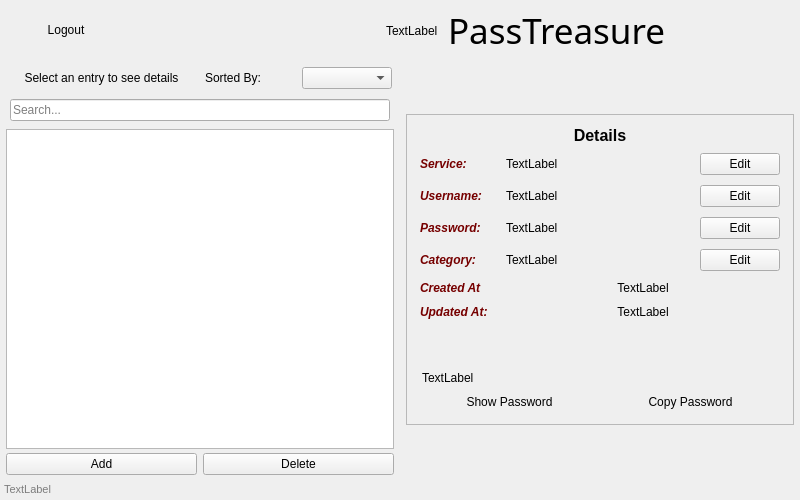
sera619/PassTreasure, file src/mainwindow.ui: the form before one commit.
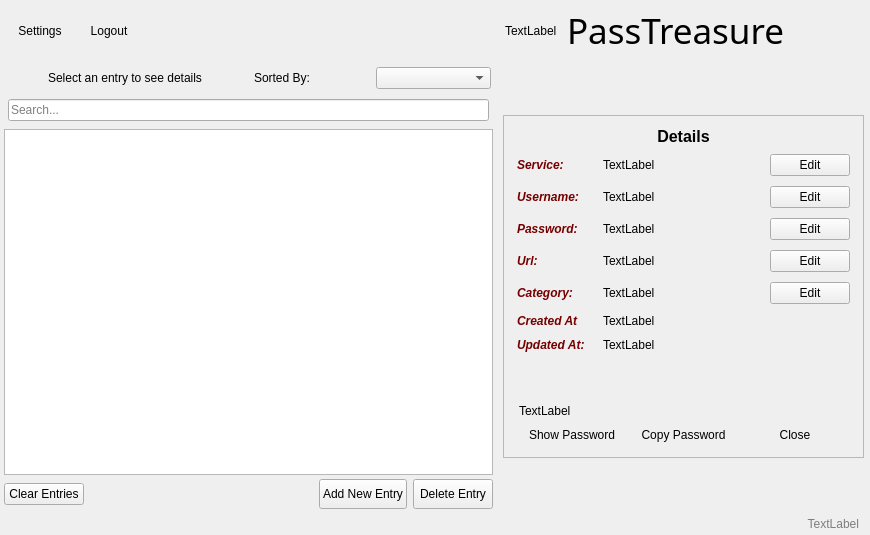
The form after the commit. Icons and pictures are not drawn.

The edit to the form file:
```diff
--- a/src/mainwindow.ui
+++ b/src/mainwindow.ui
@@ -6,8 +6,8 @@
    <rect>
     <x>0</x>
     <y>0</y>
-    <width>800</width>
-    <height>500</height>
+    <width>870</width>
+    <height>535</height>
    </rect>
   </property>
   <property name="windowTitle">
@@ -37,7 +37,7 @@
      <property name="frameShadow">
       <enum>QFrame::Shadow::Raised</enum>
      </property>
-     <layout class="QHBoxLayout" name="horizontalLayout" stretch="0,0">
+     <layout class="QHBoxLayout" name="horizontalLayout" stretch="0,0,0">
       <property name="leftMargin">
        <number>4</number>
       </property>
@@ -63,7 +63,7 @@
           <number>9</number>
          </property>
          <property name="leftMargin">
-          <number>0</number>
+          <number>4</number>
          </property>
          <property name="topMargin">
           <number>0</number>
@@ -76,22 +76,36 @@
          </property>
          <item>
           <widget class="QPushButton" name="btnSettings">
+           <property name="minimumSize">
+            <size>
+             <width>60</width>
+             <height>15</height>
+            </size>
+           </property>
+           <property name="font">
+            <font>
+             <pointsize>9</pointsize>
+            </font>
+           </property>
            <property name="text">
-            <string/>
-           </property>
-           <property name="icon">
-            <iconset theme="QIcon::ThemeIcon::DocumentProperties"/>
+            <string>Settings</string>
            </property>
            <property name="iconSize">
             <size>
-             <width>16</width>
-             <height>16</height>
+             <width>20</width>
+             <height>20</height>
             </size>
            </property>
           </widget>
          </item>
          <item>
           <widget class="QPushButton" name="btnLogout">
+           <property name="minimumSize">
+            <size>
+             <width>60</width>
+             <height>15</height>
+            </size>
+           </property>
            <property name="text">
             <string>Logout</string>
            </property>
@@ -100,6 +114,19 @@
         </layout>
        </widget>
       </item>
+      <item>
+       <spacer name="horizontalSpacer">
+        <property name="orientation">
+         <enum>Qt::Orientation::Horizontal</enum>
+        </property>
+        <property name="sizeHint" stdset="0">
+         <size>
+          <width>40</width>
+          <height>20</height>
+         </size>
+        </property>
+       </spacer>
+      </item>
       <item>
        <widget class="QFrame" name="titleFrame">
         <property name="sizePolicy">
@@ -114,7 +141,7 @@
         <property name="frameShadow">
          <enum>QFrame::Shadow::Raised</enum>
         </property>
-        <layout class="QHBoxLayout" name="horizontalLayout_10">
+        <layout class="QHBoxLayout" name="horizontalLayout_10" stretch="0,1">
          <property name="spacing">
           <number>10</number>
          </property>
@@ -130,7 +157,7 @@
          <property name="bottomMargin">
           <number>0</number>
          </property>
-         <item alignment="Qt::AlignmentFlag::AlignRight">
+         <item>
           <widget class="QLabel" name="mainTitleIcon">
            <property name="text">
             <string>TextLabel</string>
@@ -165,7 +192,7 @@
     </widget>
    </item>
    <item>
-    <layout class="QHBoxLayout" name="mainLayout">
+    <layout class="QHBoxLayout" name="mainLayout" stretch="4,3">
      <property name="spacing">
       <number>4</number>
      </property>
@@ -187,10 +214,10 @@
         <number>4</number>
        </property>
        <property name="leftMargin">
-        <number>4</number>
+        <number>2</number>
        </property>
        <property name="rightMargin">
-        <number>4</number>
+        <number>2</number>
        </property>
        <item>
         <widget class="QFrame" name="frame_2">
@@ -299,21 +326,60 @@
         </widget>
        </item>
        <item>
-        <widget class="QListWidget" name="listWidget"/>
+        <widget class="QListWidget" name="listWidget">
+         <property name="mouseTracking">
+          <bool>true</bool>
+         </property>
+         <property name="alternatingRowColors">
+          <bool>true</bool>
+         </property>
+        </widget>
        </item>
        <item>
         <layout class="QHBoxLayout" name="buttonLayout">
+         <item>
+          <widget class="QPushButton" name="btnClearEntries">
+           <property name="text">
+            <string>Clear Entries</string>
+           </property>
+          </widget>
+         </item>
+         <item>
+          <spacer name="horizontalSpacer_2">
+           <property name="orientation">
+            <enum>Qt::Orientation::Horizontal</enum>
+           </property>
+           <property name="sizeHint" stdset="0">
+            <size>
+             <width>40</width>
+             <height>20</height>
+            </size>
+           </property>
+          </spacer>
+         </item>
          <item>
           <widget class="QPushButton" name="btnAdd">
+           <property name="minimumSize">
+            <size>
+             <width>80</width>
+             <height>30</height>
+            </size>
+           </property>
            <property name="text">
-            <string>Add</string>
+            <string>Add New Entry</string>
            </property>
           </widget>
          </item>
          <item>
           <widget class="QPushButton" name="btnDelete">
+           <property name="minimumSize">
+            <size>
+             <width>80</width>
+             <height>30</height>
+            </size>
+           </property>
            <property name="text">
-            <string>Delete</string>
+            <string>Delete Entry</string>
            </property>
           </widget>
          </item>
@@ -324,14 +390,20 @@
      <item>
       <layout class="QVBoxLayout" name="rightLayout">
        <property name="spacing">
-        <number>0</number>
+        <number>4</number>
        </property>
        <property name="leftMargin">
         <number>4</number>
        </property>
+       <property name="topMargin">
+        <number>4</number>
+       </property>
        <property name="rightMargin">
         <number>4</number>
        </property>
+       <property name="bottomMargin">
+        <number>4</number>
+       </property>
        <item alignment="Qt::AlignmentFlag::AlignVCenter">
         <widget class="QFrame" name="detailFrame">
          <property name="enabled">
@@ -418,7 +490,7 @@
                </property>
               </widget>
              </item>
-             <item alignment="Qt::AlignmentFlag::AlignHCenter|Qt::AlignmentFlag::AlignVCenter">
+             <item>
               <widget class="QPushButton" name="btnEditService">
                <property name="text">
                 <string>Edit</string>
@@ -480,7 +552,7 @@
                </property>
               </widget>
              </item>
-             <item alignment="Qt::AlignmentFlag::AlignHCenter|Qt::AlignmentFlag::AlignVCenter">
+             <item>
               <widget class="QPushButton" name="btnEditUsername">
                <property name="text">
                 <string>Edit</string>
@@ -542,7 +614,7 @@
                </property>
               </widget>
              </item>
-             <item alignment="Qt::AlignmentFlag::AlignHCenter|Qt::AlignmentFlag::AlignVCenter">
+             <item>
               <widget class="QPushButton" name="btnEditPass">
                <property name="text">
                 <string>Edit</string>
@@ -552,6 +624,80 @@
             </layout>
            </widget>
           </item>
+          <item>
+           <widget class="QFrame" name="urlFrame">
+            <property name="frameShape">
+             <enum>QFrame::Shape::NoFrame</enum>
+            </property>
+            <property name="frameShadow">
+             <enum>QFrame::Shadow::Raised</enum>
+            </property>
+            <layout class="QHBoxLayout" name="horizontalLayout_12">
+             <property name="leftMargin">
+              <number>2</number>
+             </property>
+             <property name="topMargin">
+              <number>2</number>
+             </property>
+             <property name="rightMargin">
+              <number>2</number>
+             </property>
+             <property name="bottomMargin">
+              <number>2</number>
+             </property>
+             <item alignment="Qt::AlignmentFlag::AlignVCenter">
+              <widget class="QLabel" name="label_7">
+               <property name="minimumSize">
+                <size>
+                 <width>80</width>
+                 <height>0</height>
+                </size>
+               </property>
+               <property name="sizeIncrement">
+                <size>
+                 <width>0</width>
+                 <height>0</height>
+                </size>
+               </property>
+               <property name="font">
+                <font>
+                 <italic>true</italic>
+                 <bold>true</bold>
+                </font>
+               </property>
+               <property name="styleSheet">
+                <string notr="true">QLabel {
+	color:rgb(118, 0, 0);
+}</string>
+               </property>
+               <property name="text">
+                <string>Url:</string>
+               </property>
+              </widget>
+             </item>
+             <item alignment="Qt::AlignmentFlag::AlignVCenter">
+              <widget class="QLabel" name="urlLabel">
+               <property name="sizePolicy">
+                <sizepolicy hsizetype="Expanding" vsizetype="Preferred">
+                 <horstretch>0</horstretch>
+                 <verstretch>0</verstretch>
+                </sizepolicy>
+               </property>
+               <property name="text">
+                <string>TextLabel</string>
+               </property>
+              </widget>
+             </item>
+             <item>
+              <widget class="QPushButton" name="btnEditUrl">
+               <property name="text">
+                <string>Edit</string>
+               </property>
+              </widget>
+             </item>
+            </layout>
+           </widget>
+          </item>
           <item>
            <widget class="QFrame" name="categoryFrame">
             <property name="frameShape">
@@ -677,7 +823,7 @@
                 <string>TextLabel</string>
                </property>
                <property name="alignment">
-                <set>Qt::AlignmentFlag::AlignCenter</set>
+                <set>Qt::AlignmentFlag::AlignLeading|Qt::AlignmentFlag::AlignLeft|Qt::AlignmentFlag::AlignVCenter</set>
                </property>
               </widget>
              </item>
@@ -741,7 +887,7 @@
                 <string>TextLabel</string>
                </property>
                <property name="alignment">
-                <set>Qt::AlignmentFlag::AlignCenter</set>
+                <set>Qt::AlignmentFlag::AlignLeading|Qt::AlignmentFlag::AlignLeft|Qt::AlignmentFlag::AlignVCenter</set>
                </property>
               </widget>
              </item>
@@ -860,6 +1006,13 @@
                   </property>
                  </widget>
                 </item>
+                <item>
+                 <widget class="QPushButton" name="btnCloseDetails">
+                  <property name="text">
+                   <string>Close</string>
+                  </property>
+                 </widget>
+                </item>
                </layout>
               </widget>
              </item>
@@ -886,13 +1039,13 @@
      </property>
      <layout class="QHBoxLayout" name="horizontalLayout_2">
       <property name="leftMargin">
-       <number>2</number>
+       <number>9</number>
       </property>
       <property name="topMargin">
        <number>2</number>
       </property>
       <property name="rightMargin">
-       <number>2</number>
+       <number>9</number>
       </property>
       <property name="bottomMargin">
        <number>2</number>
@@ -902,7 +1055,7 @@
         <property name="font">
          <font>
           <family>Segoe UI</family>
-          <pointsize>8</pointsize>
+          <pointsize>9</pointsize>
           <italic>false</italic>
           <bold>false</bold>
          </font>
@@ -916,6 +1069,9 @@
         <property name="text">
          <string>TextLabel</string>
         </property>
+        <property name="alignment">
+         <set>Qt::AlignmentFlag::AlignRight|Qt::AlignmentFlag::AlignTrailing|Qt::AlignmentFlag::AlignVCenter</set>
+        </property>
        </widget>
       </item>
      </layout>
```
Left out of the diff: 4 changed lines with no effect on the pictures.
